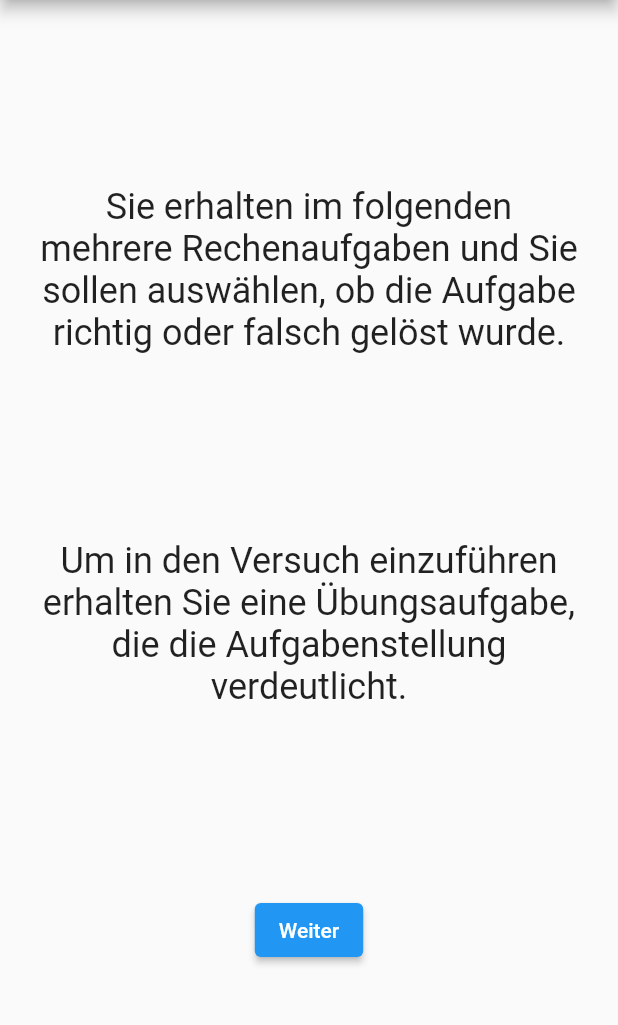
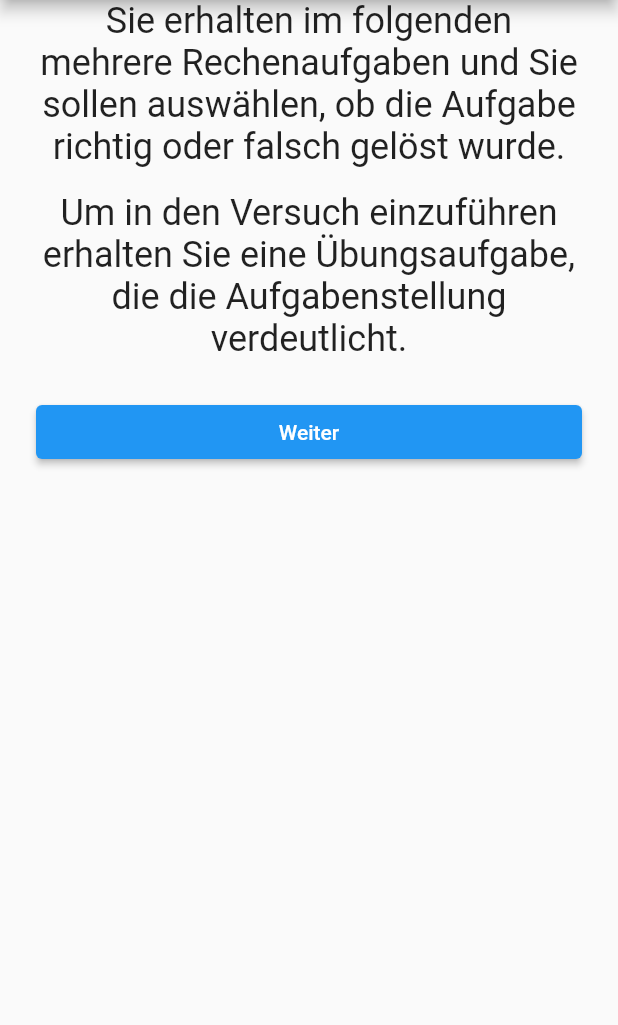
Before and after one commit to arlu0001/mef, a Flutter app: the TrialExplanationScreen screen opened directly, on a phone screen of 412 x 824 dp, the part 84-1109 px from its top. Run offline on Flutter 3.47's test engine with Material 2 defaults, Android fonts, the phone set to English and light mode, and no system bars; missing offline and left inert: universal_html.

Commit message:
Exchange Column with ListView to make screens scrollable

```diff
--- a/app/lib/pre_trial/trial_explanation_screen.dart
+++ b/app/lib/pre_trial/trial_explanation_screen.dart
@@ -11,16 +11,15 @@ class TrialExplanationScreen extends StatelessWidget {
 
       ),
       body: Center(
-        child: Padding(
+        child: ListView(
           padding: const EdgeInsets.symmetric(horizontal: 24.0),
-          child: Column(
-            mainAxisAlignment: MainAxisAlignment.spaceEvenly,
-            children: [
-              CustomText(text: 'Sie erhalten im folgenden mehrere Rechenaufgaben und Sie sollen auswählen, ob die Aufgabe richtig oder falsch gelöst wurde. '),
-              CustomText(text: 'Um in den Versuch einzuführen erhalten Sie eine Übungsaufgabe, die die Aufgabenstellung verdeutlicht.'),
-              NavigationButton(navigationRoute: trialExampleScreen, isComplete: true,),
-            ],
-          ),
+          children: [
+            CustomText(text: 'Sie erhalten im folgenden mehrere Rechenaufgaben und Sie sollen auswählen, ob die Aufgabe richtig oder falsch gelöst wurde. '),
+            SizedBox(height: 16,),
+            CustomText(text: 'Um in den Versuch einzuführen erhalten Sie eine Übungsaufgabe, die die Aufgabenstellung verdeutlicht.'),
+            SizedBox(height: 24,),
+            NavigationButton(navigationRoute: trialExampleScreen, isComplete: true,),
+          ],
         ),
       ),
     );
```
Also changed, not shown: app/lib/post_trial/color_blindness_test_screen.dart (+6 -8 lines), app/lib/post_trial/final_screen.dart (+6 -8 lines), app/lib/pre_trial/trial_example_screen.dart (+6 -8 lines), app/lib/pre_trial/welcome_screen.dart (+6 -4 lines).
